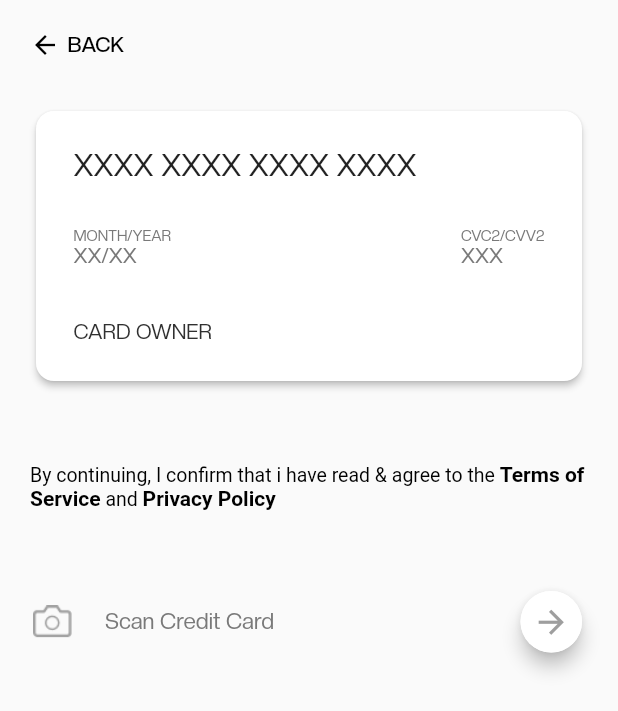
After one commit to mopilo/treepizy_driver, a Flutter app: the AddCardScreen screen opened directly, on a phone screen of 412 x 824 dp. The commit adds this screen. Shown: the top 711 px of the screen. Run offline on Flutter 3.47's test engine with Material 2 defaults, Android fonts, the phone set to English and light mode, and no system bars.

Commit message:
committing work on the 8th of august

```diff
--- a/lib/core/widgets/text_form_field.dart
+++ b/lib/core/widgets/text_form_field.dart
@@ -58,7 +58,7 @@ class EditTextForm extends StatelessWidget {
     return TextFormField(
       validator: validator,
       decoration: InputDecoration(
-          contentPadding: const EdgeInsets.fromLTRB(20.0, 15.0, 20.0, 15.0),
+          contentPadding: const EdgeInsets.fromLTRB(2.0, 15.0, 20.0, 15.0),
           labelStyle: const TextStyle(color: Colors.grey),
           label: Text(label ?? ''),
           // border: OutlineInputBorder(
--- /dev/null
+++ b/lib/features/auth/screens/card_folder/add_card_screen.dart
@@ -0,0 +1,192 @@
+import 'package:flutter/material.dart';
+import 'package:treepizy_driver/features/utils/color.dart';
+
+import 'add_second_card_screen.dart';
+
+class AddCardScreen extends StatelessWidget {
+  const AddCardScreen({Key? key}) : super(key: key);
+
+  @override
+  Widget build(BuildContext context) {
+    return Scaffold(
+      body: SingleChildScrollView(
+        padding: const EdgeInsets.symmetric(horizontal: 20, vertical: 20),
+        child: SafeArea(
+            child:
+                Column(crossAxisAlignment: CrossAxisAlignment.start, children: [
+          GestureDetector(
+            behavior: HitTestBehavior.opaque,
+            onTap: () {
+              Navigator.pop(context);
+            },
+            child: Row(
+              children: const [
+                Icon(
+                  Icons.arrow_back,
+                  color: Colors.black,
+                  size: 20,
+                ),
+                SizedBox(
+                  width: 5,
+                ),
+                Text(
+                  "BACK",
+                  style: TextStyle(
+                      color: Colors.black,
+                      fontSize: 14,
+                      fontWeight: FontWeight.w500),
+                ),
+              ],
+            ),
+          ),
+          const SizedBox(
+            height: 30,
+          ),
+          Card(
+            elevation: 2,
+            shape: RoundedRectangleBorder(
+              borderRadius: BorderRadius.circular(12.0),
+            ),
+            child: Container(
+              padding: const EdgeInsets.symmetric(vertical: 20, horizontal: 25),
+              height: 180,
+              width: MediaQuery.of(context).size.width,
+              child: Column(
+                crossAxisAlignment: CrossAxisAlignment.start,
+                mainAxisAlignment: MainAxisAlignment.spaceEvenly,
+                children: [
+                  const Text(
+                    'XXXX XXXX XXXX XXXX',
+                    style: TextStyle(fontSize: 20),
+                  ),
+                  const SizedBox(
+                    height: 20,
+                  ),
+                  Row(
+                    mainAxisAlignment: MainAxisAlignment.spaceBetween,
+                    children: [
+                      Column(
+                        crossAxisAlignment: CrossAxisAlignment.start,
+                        children: const [
+                          Text(
+                            'MONTH/YEAR',
+                            style:
+                                TextStyle(fontSize: 10, color: AppColors.grey),
+                          ),
+                          Text(
+                            'XX/XX',
+                            style:
+                                TextStyle(fontSize: 14, color: AppColors.grey),
+                          ),
+                        ],
+                      ),
+                      Column(
+                        crossAxisAlignment: CrossAxisAlignment.start,
+                        children: const [
+                          Text(
+                            'CVC2/CVV2',
+                            style:
+                                TextStyle(fontSize: 10, color: AppColors.grey),
+                          ),
+                          Text(
+                            'XXX',
+                            style:
+                                TextStyle(fontSize: 14, color: AppColors.grey),
+                          ),
+                        ],
+                      ),
+                    ],
+                  ),
+                  const SizedBox(
+                    height: 25,
+                  ),
+                  const Text(
+                    'CARD OWNER',
+                    style: TextStyle(fontSize: 14, color: AppColors.black),
+                  ),
+                ],
+              ),
+            ),
+          ),
+          const SizedBox(
+            height: 50,
+          ),
+          Center(
+              child: RichText(
+            text: const TextSpan(
+                text:
+                    'By continuing, I confirm that i have read & agree to the ',
+                style: TextStyle(
+                    color: Colors.black,
+                    fontSize: 13,
+                    fontWeight: FontWeight.w400),
+                children: <TextSpan>[
+                  TextSpan(
+                    text: 'Terms of Service',
+                    style: TextStyle(
+                        color: Colors.black,
+                        fontSize: 14,
+                        fontWeight: FontWeight.w600),
+                  ),
+                  TextSpan(
+                      text: ' and ',
+                      style: TextStyle(
+                          color: Colors.black,
+                          fontSize: 13,
+                          fontWeight: FontWeight.w400)),
+                  TextSpan(
+                      text: 'Privacy Policy',
+                      style: TextStyle(
+                        color: Colors.black,
+                        fontSize: 14,
+                        fontWeight: FontWeight.w600,
+                      ))
+                ]),
+          )),
+          const SizedBox(
+            height: 50,
+          ),
+          Row(
+            children: [
+              Image.asset(
+                'assets/camera.png',
+                height: 22,
+                width: 30,
+              ),
+              const SizedBox(
+                width: 20,
+              ),
+              const Text(
+                'Scan Credit Card',
+                style: TextStyle(color: AppColors.grey, fontSize: 15),
+              ),
+              const Spacer(),
+              GestureDetector(
+                onTap: ()
+                 => Navigator.of(context).push(
+                    MaterialPageRoute(
+                        builder: (context) => const AddSecondCardScreen())),
+                child: Card(
+                  shape: RoundedRectangleBorder(
+                    borderRadius: BorderRadius.circular(25.0),
+                  ),
+                  elevation: 5,
+                  child: Container(
+                    padding: const EdgeInsets.all(8),
+                    decoration: const BoxDecoration(
+                        shape: BoxShape.circle, color: Colors.white),
+                    child: const Icon(
+                      Icons.arrow_forward,
+                      color: Colors.grey,
+                      size: 25,
+                    ),
+                  ),
+                ),
+              )
+            ],
+          )
+        ])),
+      ),
+    );
+  }
+}
--- a/lib/features/auth/screens/welcome_back/welcome_treepizy.dart
+++ b/lib/features/auth/screens/welcome_back/welcome_treepizy.dart
@@ -1,8 +1,6 @@
 import 'package:flutter/material.dart';
-import 'package:flutter/src/foundation/key.dart';
-import 'package:flutter/src/widgets/framework.dart';
 import 'package:treepizy_driver/core/widgets/button_widget.dart';
-import 'package:treepizy_driver/features/auth/screens/otp/otp_screen.dart';
+import 'package:treepizy_driver/features/auth/screens/otp_folder/otp_screen.dart';
 
 class WelcomeTreepizy extends StatelessWidget {
   const WelcomeTreepizy({Key? key}) : super(key: key);
--- a/lib/features/onboarding/screen/onboarding1.dart
+++ b/lib/features/onboarding/screen/onboarding1.dart
@@ -1,5 +1,4 @@
 import 'package:flutter/material.dart';
-import 'package:treepizy_driver/core/utils/themes.dart';
 import 'package:treepizy_driver/features/onboarding/widget/onboarding_button.dart';
 import 'package:treepizy_driver/features/onboarding/widget/onboarding_text.dart';
 
--- a/lib/features/onboarding/screen/onboarding2.dart
+++ b/lib/features/onboarding/screen/onboarding2.dart
@@ -1,6 +1,5 @@
 import 'package:flutter/material.dart';
 import 'package:treepizy_driver/core/utils/themes.dart';
-import 'package:treepizy_driver/features/auth/screens/welcome_back/welcome_login_screen.dart';
 import 'package:treepizy_driver/features/auth/screens/welcome_back/welcome_screen.dart';
 import 'package:treepizy_driver/features/onboarding/widget/onboarding_button.dart';
 import 'package:treepizy_driver/features/onboarding/widget/onboarding_text.dart';
--- /dev/null
+++ b/lib/features/utils/color.dart
@@ -0,0 +1,8 @@
+import 'package:flutter/material.dart';
+
+class AppColors {
+  static const Color grey = Color(0XFF797979);
+  static const Color darkGrey = Color(0XFF303030);
+  static const Color black = Color(0XFF303030);
+  static const Color white = Colors.white;
+}
```
Also changed, not shown: lib/features/auth/screens/card_folder/add_second_card_screen.dart (added, +183 -0 lines), lib/features/auth/screens/create_account_folder/create_account.dart (added, +111 -0 lines), lib/features/auth/screens/otp_folder/otp_screen.dart (renamed from lib/features/auth/screens/otp/otp_screen.dart, +9 -3 lines), lib/features/auth/screens/thank_you_screen.dart (added, +53 -0 lines), lib/features/auth/screens/vehicle_folder/vehicle_info_screen.dart (added, +118 -0 lines), pubspec.yaml (+4 -13 lines), assets/camera.png (added), assets/profile.png (added), assets/view.png (added), pubspec.lock.
